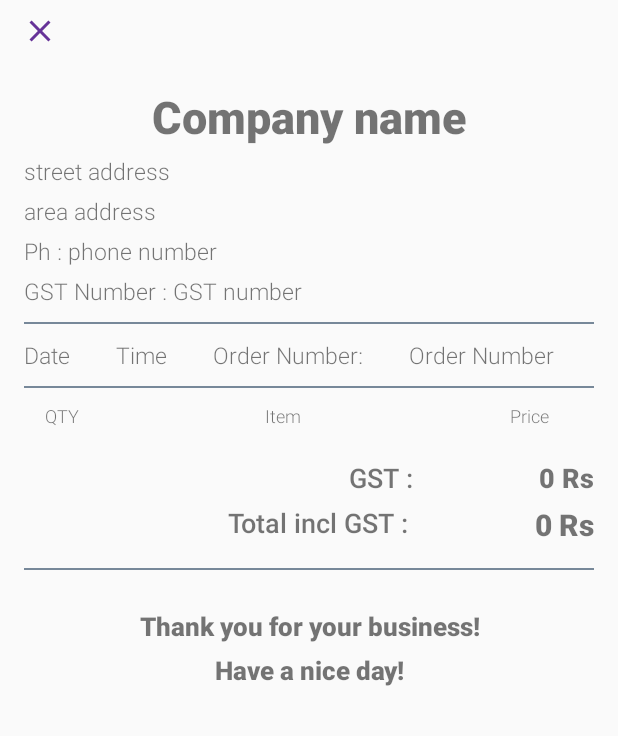
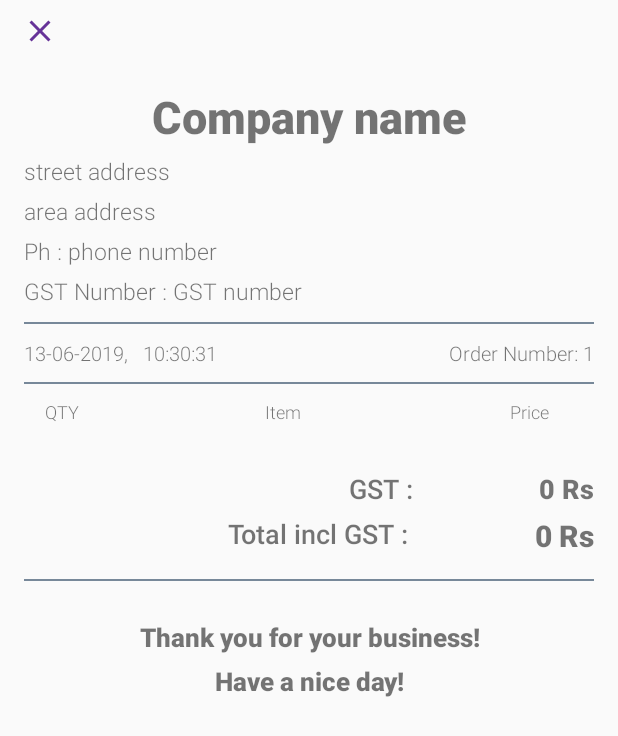
Before and after one commit to littleDiamond/AndroidProjects, an Android app: the ReceiptActivity screen opened directly, with no data from a screen before it, on a phone screen of 412 x 824 dp. Shown: the top 736 px of the screen. Run offline under Robolectric (Android 15) with nearby library versions, the phone set to English and light mode, and no system bars; 8 statements that could not run were skipped.

Commit message:
add receipt class,create receipt with time and order number

```diff
--- a/MyReceipts/app/src/main/AndroidManifest.xml
+++ b/MyReceipts/app/src/main/AndroidManifest.xml
@@ -13,7 +13,9 @@
         android:roundIcon="@mipmap/ic_launcher_round"
         android:supportsRtl="true"
         android:theme="@style/AppTheme">
-        <activity android:name=".ReceiptActivity"></activity>
+        <activity
+            android:name=".ReceiptActivity"
+            android:parentActivityName=".PointOfSaleActivity"/>
         <activity
             android:name=".AccountSettingActivity"/>
         <activity
--- /dev/null
+++ b/MyReceipts/app/src/main/java/com/examples/myreceipts/Receipt.java
@@ -0,0 +1,52 @@
+package com.examples.myreceipts;
+
+import java.time.LocalDateTime;
+import java.time.format.DateTimeFormatter;
+
+public class Receipt {
+
+    public Receipt(String userName, ShoppingCart order) {
+        this.userName = userName;
+        this.dateTime = LocalDateTime.now();
+        this.order = order;
+
+        setReceiptID(++lastReceiptID);
+    }
+
+    public int getReceiptID() {
+        return receiptID;
+    }
+
+    public void setReceiptID(int receiptID) {
+        this.receiptID = receiptID;
+    }
+
+    public String getUserName() {
+        return userName;
+    }
+
+    public void setUserName(String userName) {
+        this.userName = userName;
+    }
+
+    public String getDateTime() {
+        DateTimeFormatter formatter = DateTimeFormatter.ofPattern("dd-MM-yyyy,   HH:mm:ss");
+        return  dateTime.format(formatter);
+    }
+
+    public ShoppingCart getOrder() {
+        return order;
+    }
+
+    public void setOrder(ShoppingCart order) {
+        this.order = order;
+    }
+
+    private int receiptID;
+    private String userName;
+    private LocalDateTime dateTime;
+    private ShoppingCart order;
+
+    public static int lastReceiptID = 0;
+
+}
--- a/MyReceipts/app/src/main/java/com/examples/myreceipts/ReceiptActivity.java
+++ b/MyReceipts/app/src/main/java/com/examples/myreceipts/ReceiptActivity.java
@@ -13,13 +13,14 @@ import android.widget.Toast;
 public class ReceiptActivity extends AppCompatActivity {
     private UserDbHandler dbHandler;
     private User user;
-    private ShoppingCart receiptItems;
+    private ShoppingCart order;
+    private Receipt newReceipt;
     private RecyclerView rvReceiptList;
     private RecyclerView.LayoutManager manager;
     private ReceiptAdapter mReceiptAdapter;
     private TextView tvCompany, tvStreetAddress,
             tvAreaAddress, tvPhoneNumber, tvGST,
-            tvDate, tvTime, tvOrderNumber,
+            tvDate, tvOrderNumber,
             tvGSTAmount, tvTotal;
 
     @Override
@@ -32,6 +33,8 @@ public class ReceiptActivity extends AppCompatActivity {
 
         dbHandler = new UserDbHandler(this);
         user = dbHandler.getUserByName(userName);
+
+        // =============  User Data =======================
 
         tvCompany = findViewById(R.id.tvCompany);
         tvCompany.setText(user.getCompanyName());
@@ -48,34 +51,37 @@ public class ReceiptActivity extends AppCompatActivity {
         tvGST = findViewById(R.id.tvGST);
         tvGST.setText(user.getGST());
 
+        // =============  Receipt data =======================
+        newReceipt = new Receipt(userName, order);
+
         tvDate = findViewById(R.id.tvDate);
-        tvTime = findViewById(R.id.tvTime);
+        tvDate.setText(newReceipt.getDateTime());
+
         tvOrderNumber = findViewById(R.id.tvOrderNumber);
-        tvGSTAmount = findViewById(R.id.tvGSTAmount);
+        tvOrderNumber.setText(String.valueOf(newReceipt.getReceiptID()));
 
         rvReceiptList = findViewById(R.id.rvReceiptList);
         manager = new LinearLayoutManager(this, LinearLayout.VERTICAL, false);
         rvReceiptList.setLayoutManager(manager);
 
-        receiptItems = getIntent().getExtras().getParcelable("ShoppingCart");
-        mReceiptAdapter = new ReceiptAdapter(this, receiptItems);
+        order = getIntent().getExtras().getParcelable("ShoppingCart");
+        mReceiptAdapter = new ReceiptAdapter(this, order);
         rvReceiptList.setAdapter(mReceiptAdapter);
 
+        tvGSTAmount = findViewById(R.id.tvGSTAmount);
         tvTotal = findViewById(R.id.tvTotal);
         updateSaleTotal();
     }
 
     public void onCloseReceiptClick(View v) {
         Toast.makeText(this, "Receipt is closed", Toast.LENGTH_SHORT).show();
-
         Intent intent = new Intent(this, PointOfSaleActivity.class);
-        startActivity(intent);
-
+        setResult(RESULT_OK, intent);
         finish();
     }
     public void updateSaleTotal() {
-        if (receiptItems != null) {
-            double total = receiptItems.getSaleTotal();
+        if (order != null) {
+            double total = order.getSaleTotal();
             tvGSTAmount.setText(String.format("$ %.2f", total*0.15));
             tvTotal.setText(String.format("$ %.2f", total));
         }
--- a/MyReceipts/app/src/main/java/com/examples/myreceipts/UserDbHandler.java
+++ b/MyReceipts/app/src/main/java/com/examples/myreceipts/UserDbHandler.java
@@ -136,7 +136,7 @@ public class UserDbHandler extends SQLiteOpenHelper {
 //        return user;
 //    }
 
-    public User getUserByName(String userName) {
+    public User getUserByName(String username) {
 //        SQLiteDatabase db = this.getReadableDatabase();
 //        Cursor mCursor = db.query(TABLE_USERS, new String[]{KEY_EMAIL},
 //                null, null, null, null, null);
@@ -150,7 +150,7 @@ public class UserDbHandler extends SQLiteOpenHelper {
         SQLiteDatabase db = this.getReadableDatabase();
 
         String whereClause = KEY_NAME + " = ?";    //Selection criteria
-        String[] selectionArs = {userName.toLowerCase()};        //Selection argument
+        String[] selectionArs = {username.toLowerCase()};        //Selection argument
 
         Cursor mCursor = db.query(TABLE_USERS, null, whereClause, selectionArs,
                 null, null,null);
--- a/MyReceipts/app/src/main/res/layout/activity_account_setting.xml
+++ b/MyReceipts/app/src/main/res/layout/activity_account_setting.xml
@@ -28,7 +28,7 @@
         android:textColor="@color/purple"
         android:textSize="15sp" />
 
-    <EditText
+    <TextView
         android:id="@+id/asUserName"
         android:layout_width="match_parent"
         android:layout_height="wrap_content"
@@ -45,7 +45,7 @@
         android:textColor="@color/purple"
         android:textSize="15sp" />
 
-    <EditText
+    <TextView
         android:id="@+id/asEmail"
         android:layout_width="match_parent"
         android:layout_height="wrap_content"
--- a/MyReceipts/app/src/main/res/layout/activity_receipt.xml
+++ b/MyReceipts/app/src/main/res/layout/activity_receipt.xml
@@ -124,33 +124,22 @@
                     android:layout_weight="1"
                     android:fontFamily="sans-serif-light"
                     android:text="Date "
-                    android:textSize="15dp" />
-
-                <TextView
-                    android:id="@+id/tvTime"
-                    android:layout_width="wrap_content"
-                    android:layout_height="wrap_content"
-                    android:layout_weight="1"
-                    android:fontFamily="sans-serif-light"
-                    android:text="Time "
-                    android:textSize="15dp" />
+                    android:textSize="13dp" />
 
                 <TextView
                     android:layout_width="wrap_content"
                     android:layout_height="wrap_content"
-                    android:layout_weight="1"
                     android:fontFamily="sans-serif-light"
                     android:text="Order Number: "
-                    android:textSize="15dp" />
+                    android:textSize="13dp" />
 
                 <TextView
                     android:id="@+id/tvOrderNumber"
                     android:layout_width="wrap_content"
                     android:layout_height="wrap_content"
-                    android:layout_weight="1"
                     android:fontFamily="sans-serif-light"
-                    android:text="Order Number"
-                    android:textSize="15dp" />
+                    android:text="123"
+                    android:textSize="13dp" />
 
             </LinearLayout>
 
@@ -207,7 +196,7 @@
                 android:layout_width="wrap_content"
                 android:layout_height="wrap_content"
                 android:layout_marginStart="16dp"
-                android:layout_marginTop="5dp"
+                android:layout_marginTop="15dp"
                 android:orientation="horizontal">
 
                 <TextView
```
Also changed, not shown: MyReceipts/app/src/main/java/com/examples/myreceipts/AccountSettingActivity.java (+2 -7 lines), MyReceipts/app/src/main/java/com/examples/myreceipts/PointOfSaleActivity.java (+12 -6 lines).
